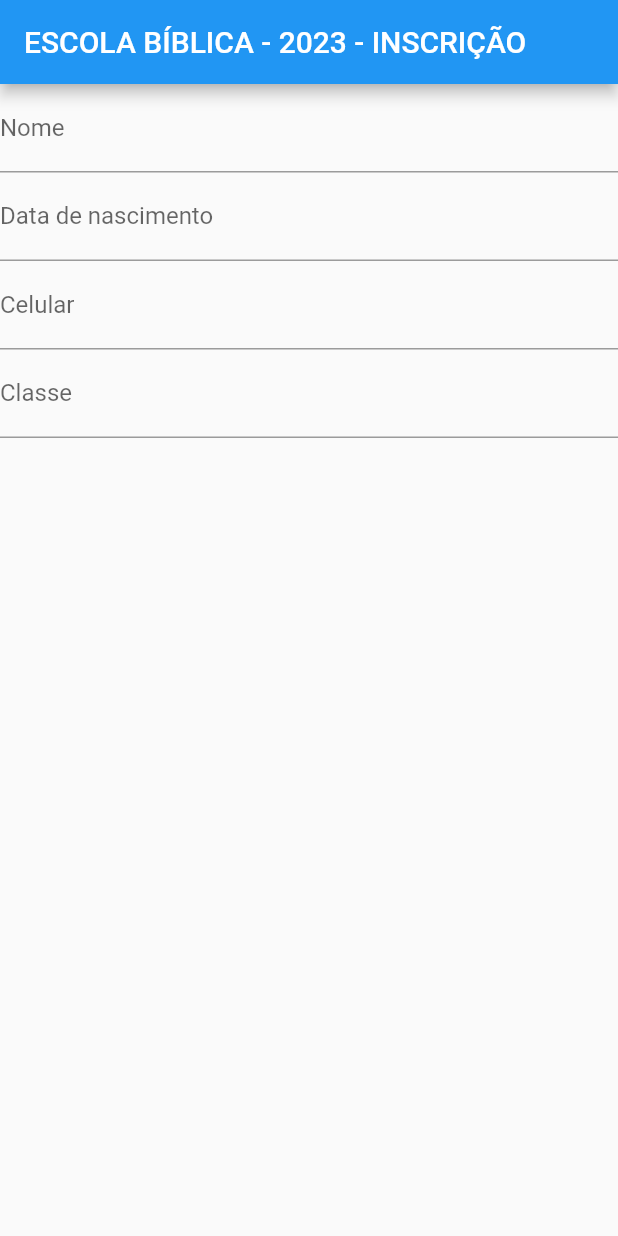
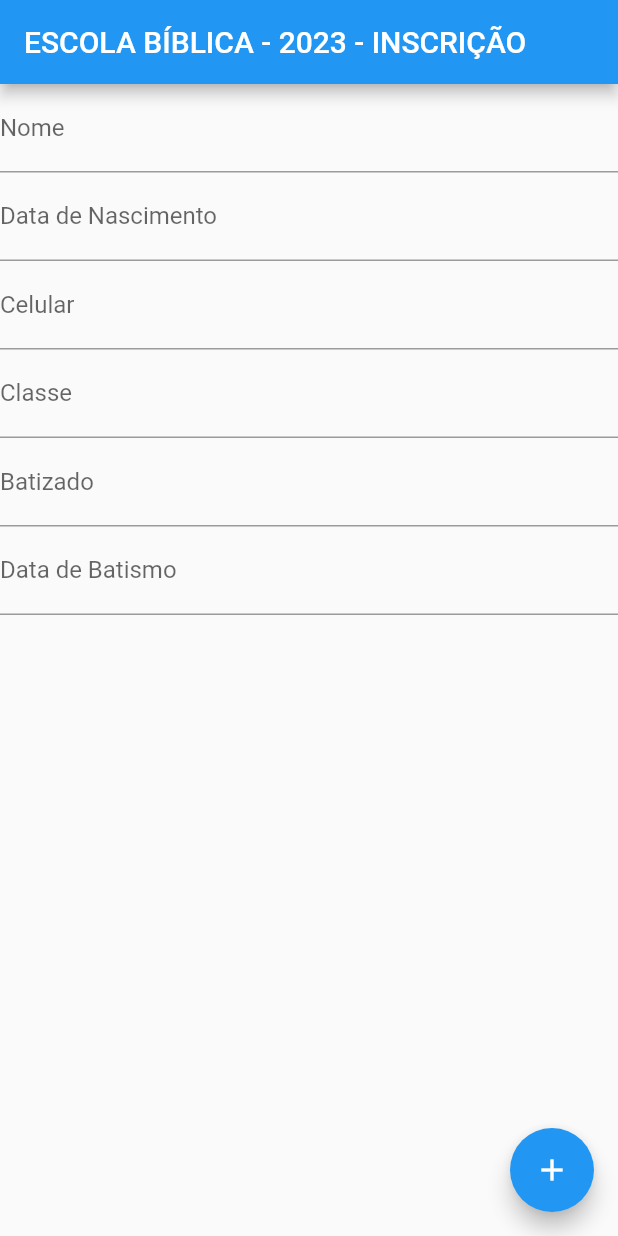
Before and after one commit to Barros99/ieq-inscricao, a Flutter app: the screen it shows after launch, on a phone screen of 412 x 824 dp. Run offline on Flutter 3.47's test engine with Material 2 defaults, Android fonts, the phone set to English and light mode, and no system bars; our stand-ins replace sqflite; accounts and stored records are empty.

Commit message:
refactor: add controllers to text fields and submit button

```diff
--- a/lib/main.dart
+++ b/lib/main.dart
@@ -1,74 +1,121 @@
 import 'package:flutter/material.dart';
+import 'package:ieg_sub/database/db_config.dart';
+import 'model/aluno.dart';
 
-void main() {
-  runApp(const MyApp());
-}
+void main() => runApp(const MyApp());
 
 class MyApp extends StatelessWidget {
   const MyApp({super.key});
 
-  final TextEditingController _controllerNome = TextEditingController();
-  final TextEditingController _controllerDataNascimento = TextEditingController();
-  final TextEditingController _controllerCelular = TextEditingController();
-  final TextEditingController _controllerClasse = TextEditingController();
+  @override
+  Widget build(BuildContext context) {
+    return const MaterialApp(
+      title: 'Retrieve Text Input',
+      home: MyCustomForm(),
+    );
+  }
+}
 
+// Define a custom Form widget.
+class MyCustomForm extends StatefulWidget {
+  const MyCustomForm({super.key});
+
+  @override
+  State<MyCustomForm> createState() => _MyCustomFormState();
+}
+
+// Define a corresponding State class.
+// This class holds the data related to the Form.
+class _MyCustomFormState extends State<MyCustomForm> {
+  // Create a text controller and use it to retrieve the current value
+  // of the TextField.
+  final nome = TextEditingController();
+  final dataNascimento = TextEditingController();
+  final celular = TextEditingController();
+  final classe = TextEditingController();
+  final batizado = TextEditingController();
+  final dataBatizado = TextEditingController();
+
+  @override
+  void dispose() {
+    // Clean up the controller when the widget is disposed.
+    nome.dispose();
+    dataNascimento.dispose();
+    celular.dispose();
+    classe.dispose();
+    batizado.dispose();
+    dataBatizado.dispose();
+    super.dispose();
+  }
 
   @override
   Widget build(BuildContext context) {
-    const appTitle = 'ESCOLA BÍBLICA - 2023 - INSCRIÇÃO';
-
-    return MaterialApp(
-      title: appTitle,
-      theme: ThemeData(
-        primarySwatch: Colors.blue,
-      ),
-      home: Scaffold(
+    return Scaffold(
       appBar: AppBar(
-          title: const Text(appTitle),
+        title: const Text('ESCOLA BÍBLICA - 2023 - INSCRIÇÃO'),
       ),
       body: Column(
           mainAxisAlignment: MainAxisAlignment.start,
           crossAxisAlignment: CrossAxisAlignment.center,
           children: [
             TextFormField(
-                controller: _controllerNome,
+              controller: nome,
+              decoration: const InputDecoration(
+                  border: UnderlineInputBorder(), labelText: 'Nome'),
+            ),
+            TextFormField(
+              controller: dataNascimento,
               decoration: const InputDecoration(
                 border: UnderlineInputBorder(),
-                  labelText: 'Nome',
+                labelText: 'Data de Nascimento',
               ),
             ),
             TextFormField(
-                controller: _controllerDataNascimento,
-                decoration: const InputDecoration(
-                  border: UnderlineInputBorder(),
-                  labelText: 'Data de nascimento',
-                ),
-              ),
-              TextFormField(
-                controller: _controllerCelular,
+              controller: celular,
               decoration: const InputDecoration(
                 border: UnderlineInputBorder(),
                 labelText: 'Celular',
               ),
             ),
             TextFormField(
-                controller: _controllerClasse,
+              controller: classe,
               decoration: const InputDecoration(
                 border: UnderlineInputBorder(),
                 labelText: 'Classe',
               ),
             ),
+            TextFormField(
+              controller: batizado,
+              decoration: const InputDecoration(
+                border: UnderlineInputBorder(),
+                labelText: 'Batizado',
+              ),
+            ),
+            TextFormField(
+              controller: dataBatizado,
+              decoration: const InputDecoration(
+                border: UnderlineInputBorder(),
+                labelText: 'Data de Batismo',
+              ),
+            ),
+          ]),
+      floatingActionButton: FloatingActionButton(
+        onPressed: () {
+          save(Aluno(
+                  nome.text,
+                  dataNascimento.text,
+                  celular.text,
+                  classe.text,
+                  batizado.text,
+                  dataBatizado.text,
+                  DateTime.now().toIso8601String()))
+              .then((value) =>
+                  findAll().then((value) => debugPrint(value.toString())));
+        },
+        tooltip: 'Save',
+        child: const Icon(Icons.add),
 
-            ]),
       ),
     );
   }
 }
-
-  /* nome
-     nascimento
-     celular
-     classe
-     batizado(boolean) data do batizado
-     data
-  */
```
Lines whose indentation alone changed are shown as unchanged.
